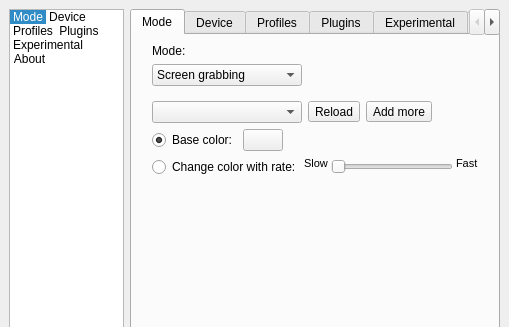
Qt form Software/src/SettingsWindow.ui (zomfg/Lightpack) before a commit; both pictures show x 0 to 509 and y 0 to 327 of the 509 by 684 pixel window.
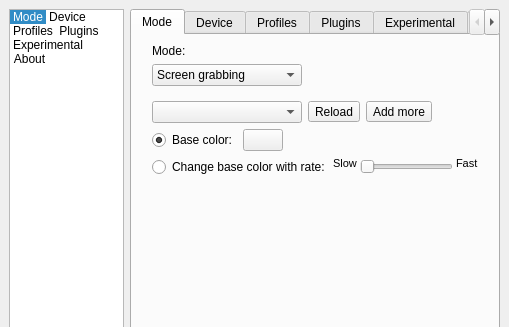
The same form after that commit. The open tabs and pages were chosen to show the change. Icons and pictures are not drawn. Custom widgets are drawn as their Qt base class.

Commit message: mood lamp settings: base color tooltips

The edit to the form file:
```diff
--- a/Software/src/SettingsWindow.ui
+++ b/Software/src/SettingsWindow.ui
@@ -822,7 +822,7 @@
               <item>
                <widget class="QRadioButton" name="radioButton_LiquidColorMoodLampMode">
                 <property name="text">
-                 <string>Change color with rate:</string>
+                 <string>Change base color with rate:</string>
                 </property>
                </widget>
               </item>
```
Left out of the diff: 18 changed lines with no effect on the pictures.
